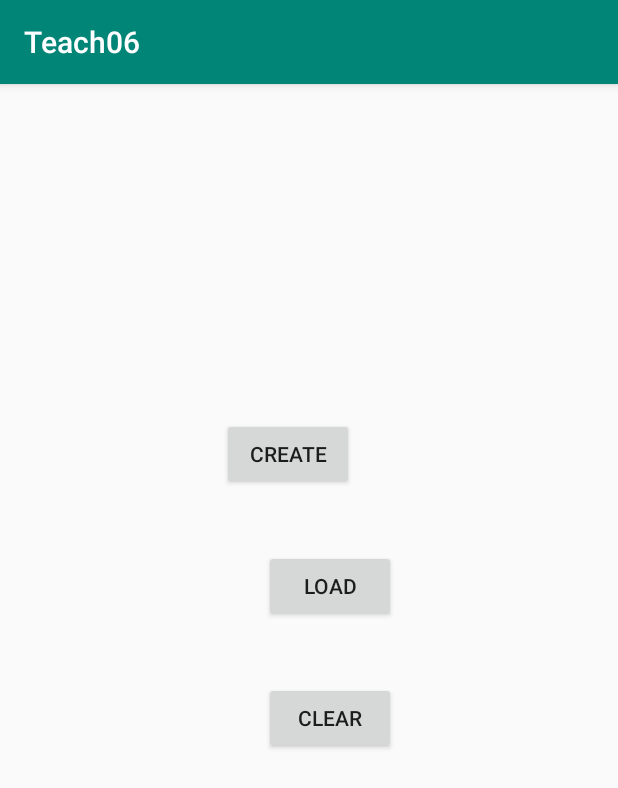
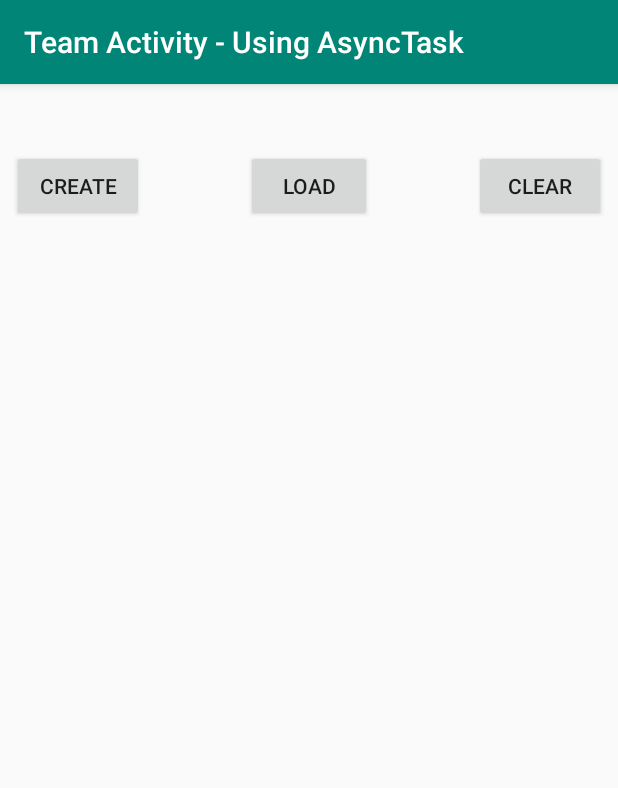
Before and after one commit to LisBYUI/team06, an Android app: the screen it shows after launch (MainActivity), on a phone screen of 412 x 824 dp. Shown: the top 788 px of the screen. Run offline under Robolectric (Android 15) with nearby library versions, the phone set to English and light mode, and no system bars.

Commit message:
Made adjustment in the layout

```diff
--- a/app/src/main/java/com/lis/teach06/MainActivity.java
+++ b/app/src/main/java/com/lis/teach06/MainActivity.java
@@ -29,6 +29,7 @@ public class MainActivity extends AppCompatActivity {
     @Override
     protected void onCreate(Bundle savedInstanceState) {
         super.onCreate(savedInstanceState);
+        setTitle("Team Activity - Using AsyncTask");
         setContentView(R.layout.activity_main);
         final String fileName = "numbers.txt";
 
--- a/app/src/main/res/layout/activity_main.xml
+++ b/app/src/main/res/layout/activity_main.xml
@@ -10,70 +10,57 @@
         android:id="@+id/btnCreate"
         android:layout_width="wrap_content"
         android:layout_height="wrap_content"
-        android:layout_marginStart="148dp"
-        android:layout_marginTop="10dp"
-        android:layout_marginEnd="148dp"
-        android:layout_marginBottom="20dp"
+        android:layout_marginStart="8dp"
+        android:layout_marginTop="44dp"
         android:text="Create"
-        app:layout_constraintBottom_toTopOf="@+id/btnLoad"
-        app:layout_constraintEnd_toEndOf="parent"
-        app:layout_constraintHorizontal_bias="0.0"
         app:layout_constraintStart_toStartOf="parent"
-        app:layout_constraintTop_toTopOf="parent"
-        app:layout_constraintVertical_bias="0.49"
-        app:layout_constraintVertical_chainStyle="packed" />
+        app:layout_constraintTop_toTopOf="parent" />
 
     <Button
         android:id="@+id/btnLoad"
-        android:layout_width="wrap_content"
+        android:layout_width="84dp"
         android:layout_height="wrap_content"
-        android:layout_marginStart="148dp"
-        android:layout_marginTop="20dp"
-        android:layout_marginEnd="148dp"
-        android:layout_marginBottom="20dp"
+        android:layout_marginStart="8dp"
+        android:layout_marginTop="44dp"
+        android:layout_marginEnd="8dp"
         android:text="Load"
-        app:layout_constraintBottom_toTopOf="@+id/btnClear"
-        app:layout_constraintEnd_toEndOf="parent"
-        app:layout_constraintHorizontal_bias="1.0"
-        app:layout_constraintStart_toStartOf="parent"
-        app:layout_constraintTop_toBottomOf="@+id/btnCreate" />
+        app:layout_constraintEnd_toStartOf="@+id/btnClear"
+        app:layout_constraintStart_toEndOf="@+id/btnCreate"
+        app:layout_constraintTop_toTopOf="parent" />
 
     <Button
         android:id="@+id/btnClear"
         android:layout_width="wrap_content"
         android:layout_height="wrap_content"
-        android:layout_marginStart="148dp"
-        android:layout_marginTop="20dp"
-        android:layout_marginEnd="148dp"
-        android:layout_marginBottom="100dp"
+        android:layout_marginTop="44dp"
+        android:layout_marginEnd="8dp"
         android:text="Clear"
+        app:layout_constraintEnd_toEndOf="parent"
+        app:layout_constraintTop_toTopOf="parent" />
+
+    <ProgressBar
+        android:id="@+id/progressBar"
+        style="?android:attr/progressBarStyleHorizontal"
+        android:layout_width="380dp"
+        android:layout_height="47dp"
+        android:layout_marginStart="8dp"
+        android:layout_marginTop="32dp"
+        app:layout_constraintEnd_toEndOf="parent"
+        app:layout_constraintStart_toStartOf="parent"
+        app:layout_constraintTop_toBottomOf="@+id/btnLoad" />
+
+    <ListView
+        android:id="@+id/lvItems"
+        android:layout_width="368dp"
+        android:layout_height="371dp"
+        android:layout_marginStart="8dp"
+        android:layout_marginTop="8dp"
+        android:layout_marginEnd="8dp"
         app:layout_constraintBottom_toBottomOf="parent"
         app:layout_constraintEnd_toEndOf="parent"
         app:layout_constraintHorizontal_bias="1.0"
         app:layout_constraintStart_toStartOf="parent"
-        app:layout_constraintTop_toBottomOf="@+id/btnLoad" />
-
-    <ProgressBar
-        android:id="@+id/progressBar"
-        style="?android:attr/progressBarStyleHorizontal"
-        android:layout_width="wrap_content"
-        android:layout_height="wrap_content"
-        android:layout_marginStart="8dp"
-        android:layout_marginTop="36dp"
-        android:layout_marginEnd="8dp"
-        android:layout_marginBottom="98dp"
-        app:layout_constraintBottom_toTopOf="@+id/btnCreate"
-        app:layout_constraintEnd_toEndOf="parent"
-        app:layout_constraintStart_toStartOf="parent"
-        app:layout_constraintTop_toTopOf="parent" />
-
-    <ListView
-        android:id="@+id/lvItems"
-        android:layout_width="368dp"
-        android:layout_height="159dp"
-        android:layout_marginTop="8dp"
-        app:layout_constraintEnd_toEndOf="parent"
-        app:layout_constraintStart_toStartOf="parent"
-        app:layout_constraintTop_toBottomOf="@+id/btnClear" />
+        app:layout_constraintTop_toBottomOf="@+id/progressBar"
+        app:layout_constraintVertical_bias="0.36" />
 
 </android.support.constraint.ConstraintLayout>
--- a/app/src/main/res/values/styles.xml
+++ b/app/src/main/res/values/styles.xml
@@ -1,7 +1,7 @@
 <resources>
 
     <!-- Base application theme. -->
-    <style name="AppTheme" parent="Theme.AppCompat.Light.DarkActionBar">
+    <style name="AppTheme" parent="Base.Theme.AppCompat.Light.DarkActionBar">
         <!-- Customize your theme here. -->
         <item name="colorPrimary">@color/colorPrimary</item>
         <item name="colorPrimaryDark">@color/colorPrimaryDark</item>
```
Also changed, not shown: 1 other file.
